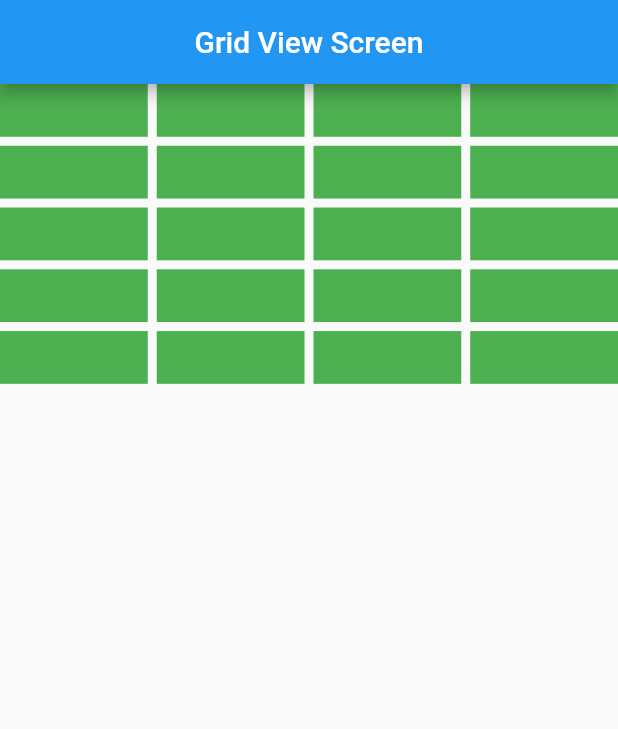
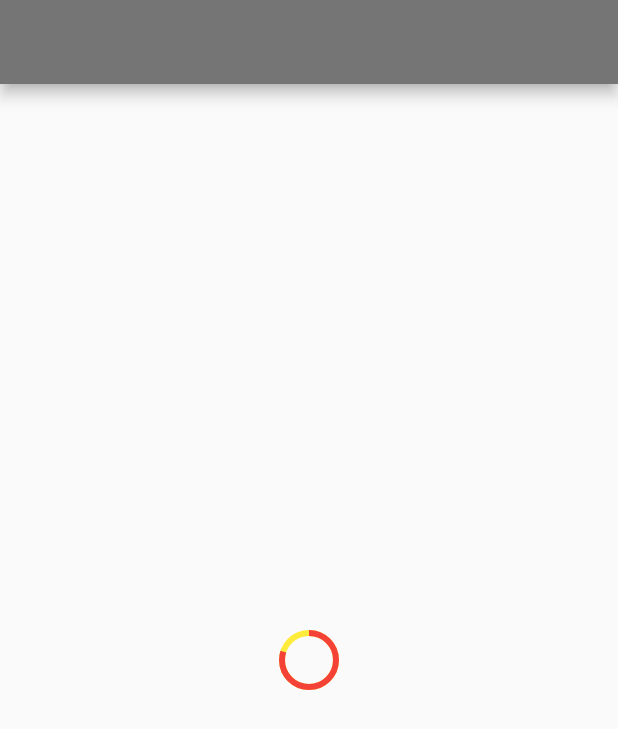
Before and after one commit to AnanyaSamanta09/flutter_widgets, a Flutter app: the screen it shows after launch, on a phone screen of 412 x 824 dp. Shown: the top 729 px of the screen. Run offline on Flutter 3.47's test engine with Material 2 defaults, Android fonts, the phone set to English and light mode, and no system bars.

Commit message:
Use of CircularProgressIndicator

```diff
--- a/lib/main.dart
+++ b/lib/main.dart
@@ -1,4 +1,5 @@
 import 'package:flutter/material.dart';
+import 'package:flutter_widgets/screens/Progress_Screen.dart';
 import 'package:flutter_widgets/screens/cardScreen.dart';
 import 'package:flutter_widgets/screens/clip.dart';
 import 'package:flutter_widgets/screens/column_widget.dart';
@@ -16,6 +17,6 @@ class MyApp extends StatelessWidget {
 
   @override
   Widget build(BuildContext context) {
-    return MaterialApp(home: GridViewScreen(),debugShowCheckedModeBanner: false,);
+    return MaterialApp(home: ProgressScreen(),debugShowCheckedModeBanner: false,);
   }
 }
--- /dev/null
+++ b/lib/screens/Progress_Screen.dart
@@ -0,0 +1,28 @@
+import 'package:flutter/material.dart';
+
+class ProgressScreen extends StatelessWidget {
+  const ProgressScreen({Key? key}) : super(key: key);
+
+  @override
+  Widget build(BuildContext context) {
+    return Scaffold(
+      appBar: AppBar(
+        backgroundColor: Colors.grey.shade600,
+      ),
+      body: Center(
+        child: Column(
+          mainAxisAlignment: MainAxisAlignment.center,
+          crossAxisAlignment: CrossAxisAlignment.center,
+          children: [
+            CircularProgressIndicator(
+              backgroundColor: Colors.yellow,
+              //color: Colors.red,
+              valueColor: AlwaysStoppedAnimation<Color>(Colors.red), //NOTE: this represent the color of the value
+              value: 0.8, //NOTE: this value indicates how much progress has been done(ranging from 0.0 to 1.0
+            )
+          ],
+        ),
+      )
+    );
+  }
+}
```
